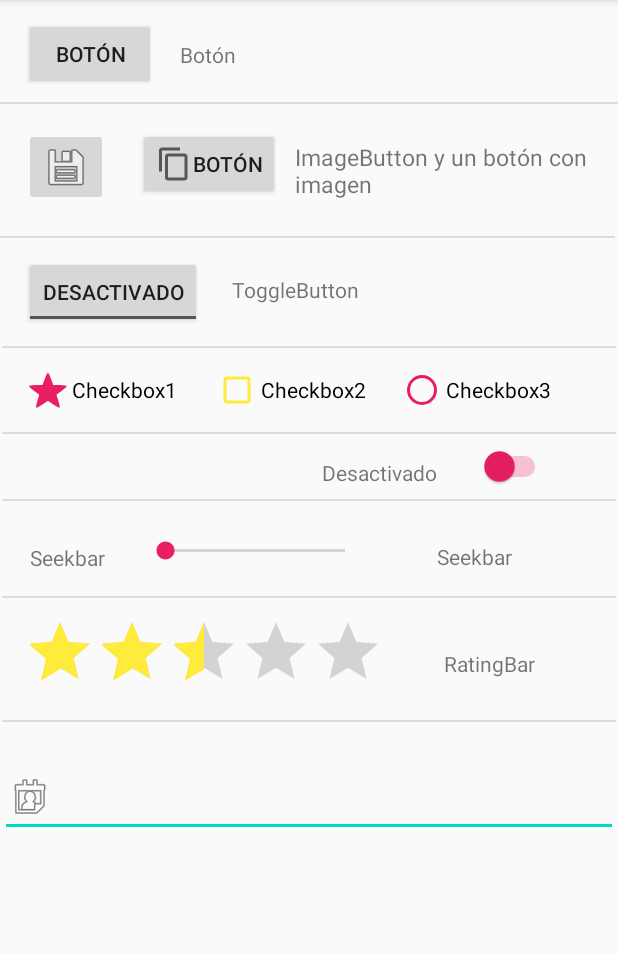
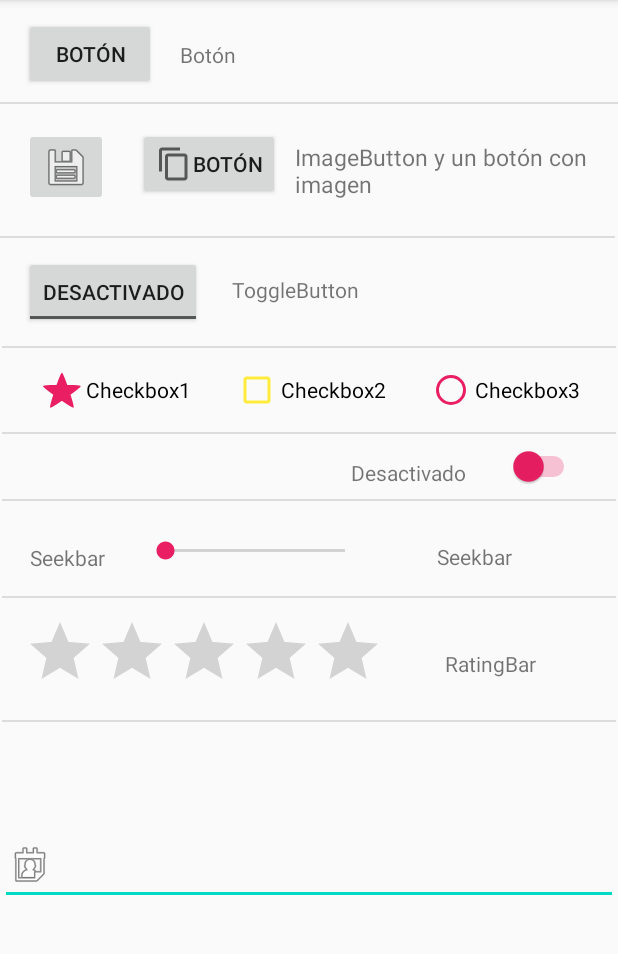
Before and after one commit to Matias-Louzao-Ataria/Android, an Android app: the screen it shows after launch (MainActivity), after a tap on "BOTÓN", on a phone screen of 412 x 824 dp, the part 84-1038 px from its top. Run offline under Robolectric (Android 15) with nearby library versions, the light colour scheme and no system bars.

Commit message:
T2EJ5 acabado

```diff
--- a/EJ5/app/src/main/java/com/example/ej5/MainActivity.java
+++ b/EJ5/app/src/main/java/com/example/ej5/MainActivity.java
@@ -89,7 +89,7 @@ public class MainActivity extends AppCompatActivity {
                 check3.setChecked(false);
                 sw.setChecked(false);
                 seek.setProgress(0);
-                rating.setNumStars(0);
+                rating.setRating(0);
                 edit.setText("");
             }
         });
--- a/EJ5/app/src/main/res/layout/activity_main.xml
+++ b/EJ5/app/src/main/res/layout/activity_main.xml
@@ -130,10 +130,11 @@
         style="@android:style/Widget.Material.Light.CompoundButton.Star"
         android:layout_width="wrap_content"
         android:layout_height="wrap_content"
-        android:layout_marginStart="16dp"
+        android:layout_marginStart="17dp"
         android:layout_marginTop="12dp"
         android:buttonTint="#E91E63"
         android:text="@string/checkbox1"
+        app:layout_constraintEnd_toStartOf="@+id/checkBox3"
         app:layout_constraintStart_toStartOf="parent"
         app:layout_constraintTop_toBottomOf="@+id/divider4" />
 
@@ -142,7 +143,7 @@
         style="@style/Widget.AppCompat.CompoundButton.RadioButton"
         android:layout_width="wrap_content"
         android:layout_height="wrap_content"
-        android:layout_marginEnd="32dp"
+        android:layout_marginEnd="17dp"
         android:buttonTint="#E91E63"
         android:text="@string/checkbox3"
         app:layout_constraintBottom_toBottomOf="@+id/checkBox"
@@ -156,11 +157,13 @@
         android:id="@+id/checkBox3"
         android:layout_width="wrap_content"
         android:layout_height="wrap_content"
-        android:layout_marginStart="24dp"
+        android:layout_marginStart="20dp"
+        android:layout_marginEnd="20dp"
         android:buttonTint="#FFEB3B"
         android:checked="true"
         android:text="@string/checkbox2"
         app:layout_constraintBottom_toBottomOf="@+id/checkBox"
+        app:layout_constraintEnd_toStartOf="@+id/checkBox2"
         app:layout_constraintStart_toEndOf="@+id/checkBox"
         app:layout_constraintTop_toTopOf="@+id/checkBox"
         app:layout_constraintVertical_bias="0.0" />
@@ -274,8 +277,10 @@
         android:layout_width="wrap_content"
         android:layout_height="wrap_content"
         android:layout_marginStart="40dp"
+        android:layout_marginEnd="54dp"
         android:text="@string/rating"
         app:layout_constraintBottom_toBottomOf="@+id/ratingBar"
+        app:layout_constraintEnd_toEndOf="parent"
         app:layout_constraintStart_toEndOf="@+id/ratingBar"
         app:layout_constraintTop_toTopOf="@+id/ratingBar"
         app:layout_constraintVertical_bias="0.578" />
@@ -302,9 +307,12 @@
         android:ems="10"
         android:inputType="textPersonName"
         android:text="@string/nombre"
+        app:layout_constraintBottom_toBottomOf="parent"
         app:layout_constraintEnd_toEndOf="parent"
+        app:layout_constraintHorizontal_bias="0.0"
         app:layout_constraintStart_toStartOf="parent"
-        app:layout_constraintTop_toBottomOf="@+id/divider2" />
+        app:layout_constraintTop_toBottomOf="@+id/divider2"
+        app:layout_constraintVertical_bias="0.217" />
 
     <TextView
         android:id="@+id/textView5"
```
